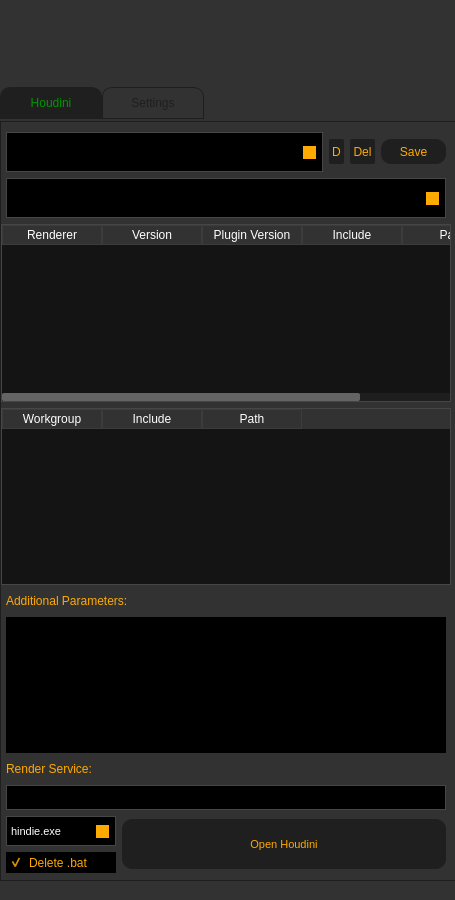
This is UI/ns_Startup.ui in prateekfxtd/ns_Startup as Qt 5 draws it before an edit. The edited form follows.
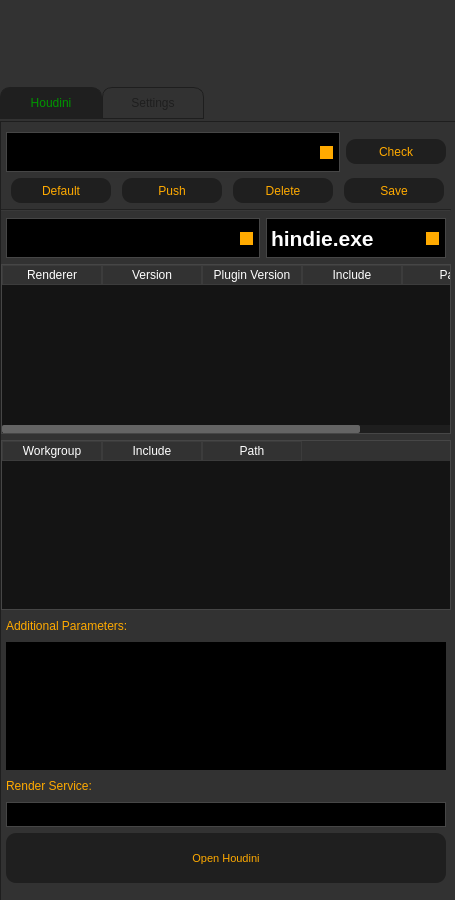
This is the edited form. Icons and pictures are not drawn.

Commit message: -add ENV Check

```diff
--- a/UI/ns_Startup.ui
+++ b/UI/ns_Startup.ui
@@ -19,7 +19,7 @@
   <property name="minimumSize">
    <size>
     <width>455</width>
-    <height>900</height>
+    <height>25</height>
    </size>
   </property>
   <property name="maximumSize">
@@ -108,7 +108,7 @@
       <x>0</x>
       <y>0</y>
       <width>493</width>
-      <height>881</height>
+      <height>911</height>
      </rect>
     </property>
     <layout class="QVBoxLayout" name="verticalLayout_2">
@@ -229,7 +229,7 @@
              <x>0</x>
              <y>10</y>
              <width>450</width>
-             <height>741</height>
+             <height>751</height>
             </rect>
            </property>
            <layout class="QVBoxLayout" name="verticalLayout">
@@ -305,6 +305,82 @@
                </widget>
               </item>
               <item>
+               <widget class="QPushButton" name="pushButton_check">
+                <property name="minimumSize">
+                 <size>
+                  <width>100</width>
+                  <height>25</height>
+                 </size>
+                </property>
+                <property name="maximumSize">
+                 <size>
+                  <width>100</width>
+                  <height>25</height>
+                 </size>
+                </property>
+                <property name="toolTip">
+                 <string>&lt;html&gt;&lt;head/&gt;&lt;body&gt;&lt;p&gt;Check ENV&lt;/p&gt;&lt;/body&gt;&lt;/html&gt;</string>
+                </property>
+                <property name="styleSheet">
+                 <string notr="true">QPushButton{
+background-color: rgb(31, 31, 31);
+border-radius: 10px;
+}
+
+QPushButton:hover {
+    background-color: rgb(80, 80, 80);
+	color: rgb(0,150,0);
+    border-style: inset;
+}
+
+QPushButton:pressed {
+    background-color:  rgb(0,150,0);
+	color: rgb(0,230,0);
+    border-style: inset;
+}</string>
+                </property>
+                <property name="text">
+                 <string>Check</string>
+                </property>
+               </widget>
+              </item>
+              <item>
+               <spacer name="horizontalSpacer">
+                <property name="orientation">
+                 <enum>Qt::Horizontal</enum>
+                </property>
+                <property name="sizeType">
+                 <enum>QSizePolicy::Fixed</enum>
+                </property>
+                <property name="sizeHint" stdset="0">
+                 <size>
+                  <width>5</width>
+                  <height>0</height>
+                 </size>
+                </property>
+               </spacer>
+              </item>
+             </layout>
+            </item>
+            <item>
+             <layout class="QHBoxLayout" name="horizontalLayout_12">
+              <item>
+               <spacer name="horizontalSpacer_14">
+                <property name="orientation">
+                 <enum>Qt::Horizontal</enum>
+                </property>
+                <property name="sizeType">
+                 <enum>QSizePolicy::Fixed</enum>
+                </property>
+                <property name="sizeHint" stdset="0">
+                 <size>
+                  <width>5</width>
+                  <height>20</height>
+                 </size>
+                </property>
+               </spacer>
+              </item>
+              <item>
                <widget class="QPushButton" name="pushButton_defaultPreset">
                 <property name="minimumSize">
                  <size>
@@ -314,7 +390,7 @@
                 </property>
                 <property name="maximumSize">
                  <size>
-                  <width>15</width>
+                  <width>100</width>
                   <height>25</height>
                  </size>
                 </property>
@@ -324,7 +400,7 @@
                 <property name="styleSheet">
                  <string notr="true">QPushButton{
 background-color: rgb(31, 31, 31);
-border-radius: 2px;
+border-radius: 10px;
 }
 
 QPushButton:hover {
@@ -340,7 +416,47 @@
 }</string>
                 </property>
                 <property name="text">
-                 <string>D</string>
+                 <string>Default</string>
+                </property>
+               </widget>
+              </item>
+              <item>
+               <widget class="QPushButton" name="pushButton_pushPreset">
+                <property name="minimumSize">
+                 <size>
+                  <width>65</width>
+                  <height>25</height>
+                 </size>
+                </property>
+                <property name="maximumSize">
+                 <size>
+                  <width>100</width>
+                  <height>25</height>
+                 </size>
+                </property>
+                <property name="toolTip">
+                 <string>&lt;html&gt;&lt;head/&gt;&lt;body&gt;&lt;p&gt;Push Preset&lt;/p&gt;&lt;/body&gt;&lt;/html&gt;</string>
+                </property>
+                <property name="styleSheet">
+                 <string notr="true">QPushButton{
+background-color: rgb(31, 31, 31);
+border-radius: 10px;
+}
+
+QPushButton:hover {
+    background-color: rgb(80, 80, 80);
+	color: rgb(0,150,0);
+    border-style: inset;
+}
+
+QPushButton:pressed {
+    background-color:  rgb(0,150,0);
+	color: rgb(0,230,0);
+    border-style: inset;
+}</string>
+                </property>
+                <property name="text">
+                 <string>Push</string>
                 </property>
                </widget>
               </item>
@@ -354,7 +470,7 @@
                 </property>
                 <property name="maximumSize">
                  <size>
-                  <width>25</width>
+                  <width>100</width>
                   <height>25</height>
                  </size>
                 </property>
@@ -364,7 +480,7 @@
                 <property name="styleSheet">
                  <string notr="true">QPushButton{
 background-color: rgb(31, 31, 31);
-border-radius: 2px;
+border-radius: 10px;
 }
 
 QPushButton:hover {
@@ -380,7 +496,7 @@
 }</string>
                 </property>
                 <property name="text">
-                 <string>Del</string>
+                 <string>Delete</string>
                 </property>
                </widget>
               </item>
@@ -394,7 +510,7 @@
                 </property>
                 <property name="maximumSize">
                  <size>
-                  <width>65</width>
+                  <width>100</width>
                   <height>25</height>
                  </size>
                 </property>
@@ -425,7 +541,7 @@
                </widget>
               </item>
               <item>
-               <spacer name="horizontalSpacer">
+               <spacer name="horizontalSpacer_16">
                 <property name="orientation">
                  <enum>Qt::Horizontal</enum>
                 </property>
@@ -434,14 +550,21 @@
                 </property>
                 <property name="sizeHint" stdset="0">
                  <size>
-                  <width>5</width>
-                  <height>0</height>
+                  <width>2</width>
+                  <height>20</height>
                  </size>
                 </property>
                </spacer>
               </item>
              </layout>
             </item>
+            <item>
+             <widget class="Line" name="line_4">
+              <property name="orientation">
+               <enum>Qt::Horizontal</enum>
+              </property>
+             </widget>
+            </item>
             <item>
              <layout class="QHBoxLayout" name="horizontalLayout_2">
               <item>
@@ -504,6 +627,72 @@
                 </property>
                </widget>
               </item>
+              <item>
+               <widget class="QComboBox" name="comboBox_exeVersion">
+                <property name="minimumSize">
+                 <size>
+                  <width>180</width>
+                  <height>40</height>
+                 </size>
+                </property>
+                <property name="maximumSize">
+                 <size>
+                  <width>180</width>
+                  <height>40</height>
+                 </size>
+                </property>
+                <property name="font">
+                 <font>
+                  <pointsize>16</pointsize>
+                  <weight>75</weight>
+                  <bold>true</bold>
+                 </font>
+                </property>
+                <property name="styleSheet">
+                 <string notr="true">QComboBox{
+background-color: rgb(0, 0, 0);
+color: rgb(255, 255, 255);
+selection-background-color: rgb(0,0, 0); 
+selection-color: rgb(255, 255, 255);
+border:1px solid rgb(70,70,70);
+}
+
+QComboBox::drop-down {
+border-color:black;
+right: 5px;
+}
+
+QComboBox::down-arrow {
+border: 10px solid rgb(255, 170, 0); 
+ }</string>
+                </property>
+                <item>
+                 <property name="text">
+                  <string>hindie.exe</string>
+                 </property>
+                </item>
+                <item>
+                 <property name="text">
+                  <string>houdini.exe</string>
+                 </property>
+                </item>
+                <item>
+                 <property name="text">
+                  <string>houdinifx.exe</string>
+                 </property>
+                </item>
+                <item>
+                 <property name="text">
+                  <string>houdinicore.exe</string>
+                 </property>
+                </item>
+                <item>
+                 <property name="text">
+                  <string>happrentice.exe</string>
+                 </property>
+                </item>
+               </widget>
+              </item>
               <item>
                <spacer name="horizontalSpacer_2">
                 <property name="orientation">
@@ -652,6 +841,9 @@
               <attribute name="horizontalHeaderStretchLastSection">
                <bool>false</bool>
               </attribute>
+              <attribute name="verticalHeaderVisible">
+               <bool>false</bool>
+              </attribute>
               <attribute name="verticalHeaderCascadingSectionResizes">
                <bool>false</bool>
               </attribute>
@@ -801,6 +993,9 @@
                 <attribute name="horizontalHeaderStretchLastSection">
                  <bool>false</bool>
                 </attribute>
+                <attribute name="verticalHeaderVisible">
+                 <bool>false</bool>
+                </attribute>
                 <attribute name="verticalHeaderCascadingSectionResizes">
                  <bool>false</bool>
                 </attribute>
@@ -1066,104 +1261,6 @@
                 </property>
                </spacer>
               </item>
-              <item>
-               <layout class="QVBoxLayout" name="verticalLayout_3">
-                <item>
-                 <widget class="QComboBox" name="comboBox_exeVersion">
-                  <property name="minimumSize">
-                   <size>
-                    <width>110</width>
-                    <height>30</height>
-                   </size>
-                  </property>
-                  <property name="maximumSize">
-                   <size>
-                    <width>110</width>
-                    <height>30</height>
-                   </size>
-                  </property>
-                  <property name="font">
-                   <font>
-                    <pointsize>8</pointsize>
-                    <weight>50</weight>
-                    <bold>false</bold>
-                   </font>
-                  </property>
-                  <property name="styleSheet">
-                   <string notr="true">QComboBox{
-background-color: rgb(0, 0, 0);
-color: rgb(255, 255, 255);
-selection-background-color: rgb(0,0, 0); 
-selection-color: rgb(255, 255, 255);
-border:1px solid rgb(70,70,70);
-}
-
-QComboBox::drop-down {
-border-color:black;
-right: 5px;
-}
-
-QComboBox::down-arrow {
-border: 10px solid rgb(255, 170, 0); 
- }</string>
-                  </property>
-                  <item>
-                   <property name="text">
-                    <string>hindie.exe</string>
-                   </property>
-                  </item>
-                  <item>
-                   <property name="text">
-                    <string>houdini.exe</string>
-                   </property>
-                  </item>
-                  <item>
-                   <property name="text">
-                    <string>houdinifx.exe</string>
-                   </property>
-                  </item>
-                  <item>
-                   <property name="text">
-                    <string>houdinicore.exe</string>
-                   </property>
-                  </item>
-                  <item>
-                   <property name="text">
-                    <string>happrentice.exe</string>
-                   </property>
-                  </item>
-                 </widget>
-                </item>
-                <item>
-                 <widget class="QCheckBox" name="checkBox_deleteBat">
-                  <property name="minimumSize">
-                   <size>
-                    <width>110</width>
-                    <height>0</height>
-                   </size>
-                  </property>
-                  <property name="maximumSize">
-                   <size>
-                    <width>110</width>
-                    <height>16777215</height>
-                   </size>
-                  </property>
-                  <property name="styleSheet">
-                   <string notr="true">QCheckBox{
-background-color: rgb(0, 0, 0);
-border:3px solid rgb(0, 0, 0);
-}</string>
-                  </property>
-                  <property name="text">
-                   <string>Delete .bat</string>
-                  </property>
-                  <property name="checked">
-                   <bool>true</bool>
-                  </property>
-                 </widget>
-                </item>
-               </layout>
-              </item>
               <item>
                <widget class="QPushButton" name="pushButton_open">
                 <property name="sizePolicy">
@@ -1792,6 +1889,34 @@
               </property>
              </spacer>
             </item>
+            <item>
+             <widget class="QCheckBox" name="checkBox_deleteBat">
+              <property name="minimumSize">
+               <size>
+                <width>0</width>
+                <height>25</height>
+               </size>
+              </property>
+              <property name="maximumSize">
+               <size>
+                <width>16777215</width>
+                <height>25</height>
+               </size>
+              </property>
+              <property name="styleSheet">
+               <string notr="true">QCheckBox{
+background-color: rgb(0, 0, 0);
+border:3px solid rgb(0, 0, 0);
+}</string>
+              </property>
+              <property name="text">
+               <string>Delete .bat</string>
+              </property>
+              <property name="checked">
+               <bool>true</bool>
+              </property>
+             </widget>
+            </item>
             <item>
              <widget class="QPushButton" name="pushButton_saveConfig">
               <property name="minimumSize">
```
Left out of the diff: 83 changed lines with no effect on the pictures. The commit also changes 1 other file.
